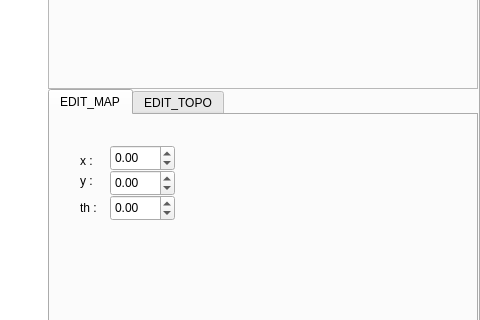
Old version of the form mainwindow.ui in the repository RainbowRobotics/message-schema; both pictures show x 800 to 1280 and y 117 to 437 of the 1280 by 800 pixel window.
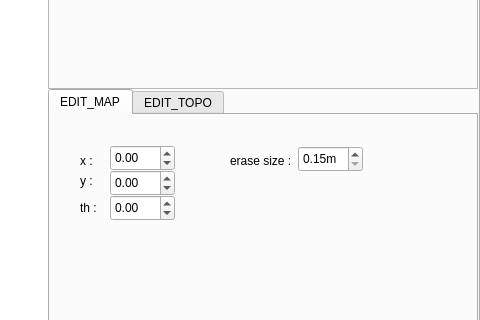
New version of the form. The open tabs and pages were chosen to show the change. Custom widgets are drawn as their Qt base class.

Diff of the .ui file:
```diff
--- a/mainwindow.ui
+++ b/mainwindow.ui
@@ -1561,6 +1561,38 @@
                <double>180.000000000000000</double>
               </property>
              </widget>
+             <widget class="QDoubleSpinBox" name="dsb_MapEraseSize">
+              <property name="geometry">
+               <rect>
+                <x>248</x>
+                <y>31</y>
+                <width>65</width>
+                <height>26</height>
+               </rect>
+              </property>
+              <property name="suffix">
+               <string>m</string>
+              </property>
+              <property name="minimum">
+               <double>0.150000000000000</double>
+              </property>
+              <property name="singleStep">
+               <double>0.010000000000000</double>
+              </property>
+             </widget>
+             <widget class="QLabel" name="label_22">
+              <property name="geometry">
+               <rect>
+                <x>180</x>
+                <y>30</y>
+                <width>61</width>
+                <height>31</height>
+               </rect>
+              </property>
+              <property name="text">
+               <string>erase size : </string>
+              </property>
+             </widget>
             </widget>
             <widget class="QWidget" name="page_edit_topo">
              <attribute name="title">
```
Left out of the diff: 35 changed lines with no effect on the pictures.
